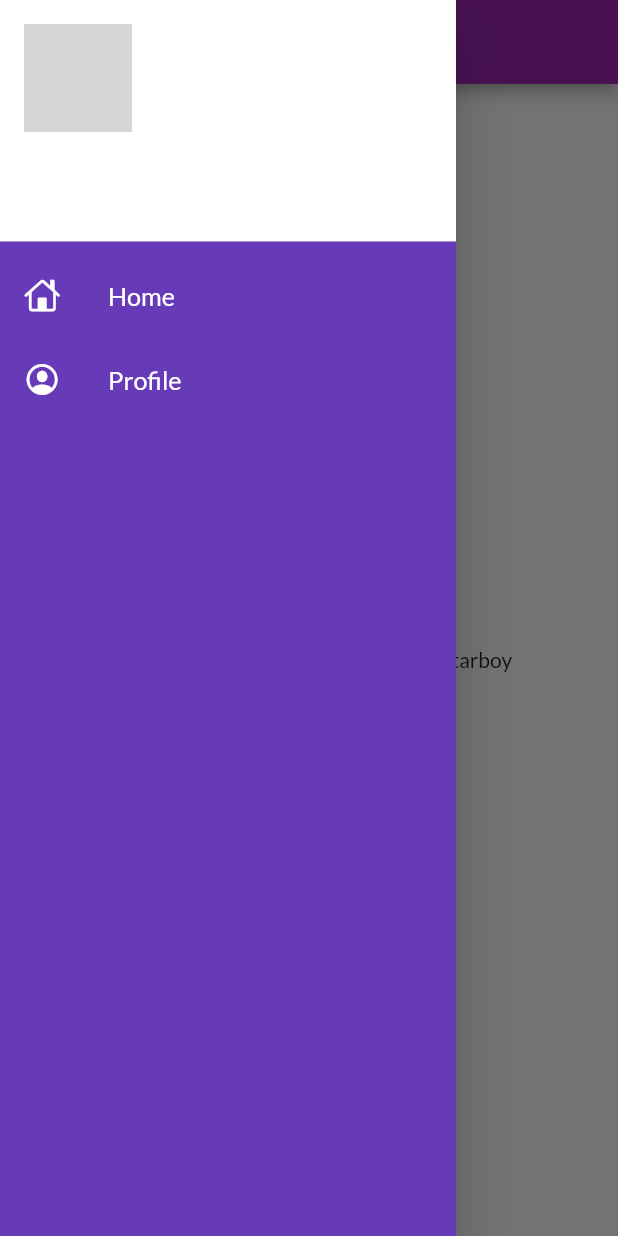
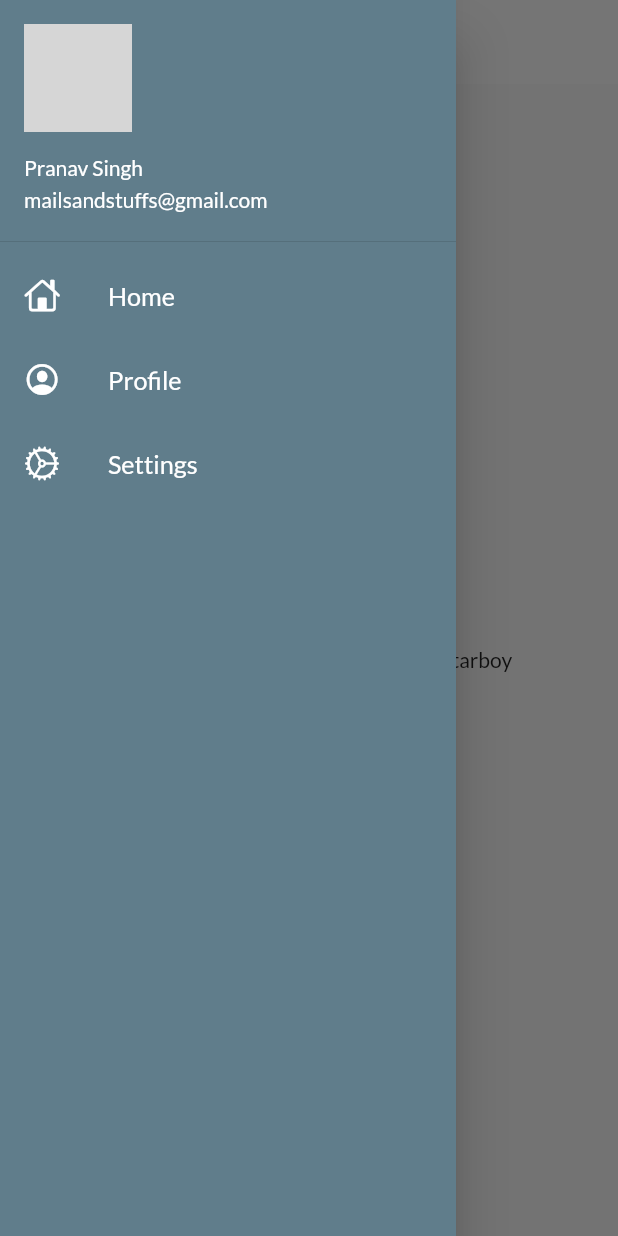
Before and after one commit to PranavSingh21/Shopping-App, a Flutter app: the screen it shows after launch, with the side drawer open, on a phone screen of 412 x 824 dp. Run offline on Flutter 3.47's test engine with Material 2 defaults, Android fonts, the phone set to English and light mode, and no system bars; our stand-ins replace google_fonts; network calls fail; grey boxes are pictures that could not be loaded.

Commit message:
theme extracted

```diff
--- a/lib/main.dart
+++ b/lib/main.dart
@@ -1,6 +1,7 @@
 import 'package:flutter/material.dart';
 import 'package:flutter_application_1/pages/login_page.dart';
 import 'package:flutter_application_1/utils/routes.dart';
+import 'package:flutter_application_1/widgets/themes.dart';
 import 'package:google_fonts/google_fonts.dart';
 
 import 'pages/home_page.dart';
@@ -24,16 +25,11 @@ class MyApp extends StatelessWidget {
     return  MaterialApp(
 
       themeMode: ThemeMode.light,
-      theme: ThemeData(
-      primarySwatch: Colors.purple,
-      fontFamily: GoogleFonts.lato().fontFamily,
-      ),
+      theme: MyThemes.lightTheme(context),
 
-      darkTheme: ThemeData(
-        primarySwatch: Colors.red,
-        ),
+      darkTheme: MyThemes.darkTheme(context),
 
-initialRoute: MyRoutes.homeRoute,
+      initialRoute: MyRoutes.homeRoute,
         routes: {
 
           "/" : (context)=>  const LoginPage(),
--- a/lib/pages/home_page.dart
+++ b/lib/pages/home_page.dart
@@ -10,6 +10,7 @@ class HomePage extends StatelessWidget {
   Widget build(BuildContext context) {
     return Scaffold(
       appBar: AppBar(
+
         title: const Text("Catalog App"),
       ),
       body: Center(
--- a/lib/widgets/drawer.dart
+++ b/lib/widgets/drawer.dart
@@ -15,7 +15,7 @@ class MyDrawer  extends StatelessWidget {
 
     return Drawer(
       child: Container(
-        color: Colors.deepPurple,
+        color: Colors.blueGrey,
         child: ListView(
            padding: EdgeInsets.zero,
           children: const [
@@ -24,7 +24,7 @@ class MyDrawer  extends StatelessWidget {
               child: UserAccountsDrawerHeader(
                 margin: EdgeInsets.zero,accountName: Text("Pranav Singh"),
                 decoration: BoxDecoration(
-                 color: Colors.white,
+                 color: Colors.blueGrey,
                 ),
                 accountEmail: Text("mailsandstuffs@gmail.com"),
 
@@ -53,6 +53,16 @@ class MyDrawer  extends StatelessWidget {
                   color: Colors.white,
               ),
               ),
+              ),
+                    ListTile(
+                  leading: Icon(CupertinoIcons.settings, color: Colors.white),
+                title: Text(
+                  "Settings",
+                  textScaleFactor: 1.2,
+                  style:TextStyle(
+                  color: Colors.white,
+              ),
+              ),
               )
           ],
         ),
--- /dev/null
+++ b/lib/widgets/themes.dart
@@ -0,0 +1,27 @@
+
+import 'package:flutter/material.dart';
+import 'package:google_fonts/google_fonts.dart';
+
+class MyThemes{
+  static ThemeData lightTheme(BuildContext context) =>
+   ThemeData(
+      primarySwatch: Colors.purple,
+      fontFamily: GoogleFonts.lato().fontFamily,
+      appBarTheme: AppBarTheme(
+        color : Colors.white,
+        elevation: 0.0,
+        iconTheme: const IconThemeData(color: Colors.black),
+        toolbarTextStyle: Theme.of(context).textTheme.bodyText2,
+        titleTextStyle: Theme.of(context).textTheme.headline6,
+
+      )
+
+      );
+
+     static ThemeData darkTheme(BuildContext context) =>
+   ThemeData(
+     brightness: Brightness.dark,
+
+      );
+
+}
```
